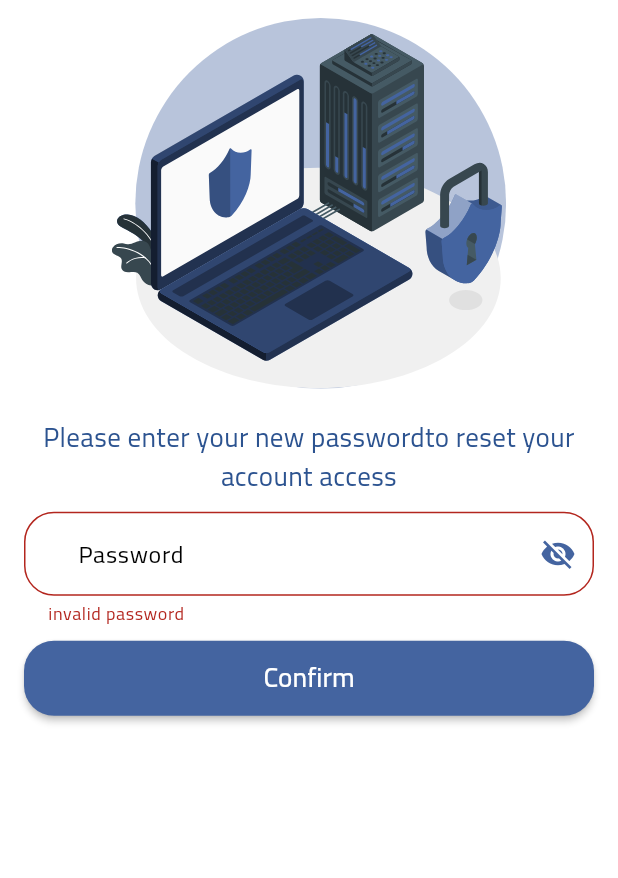
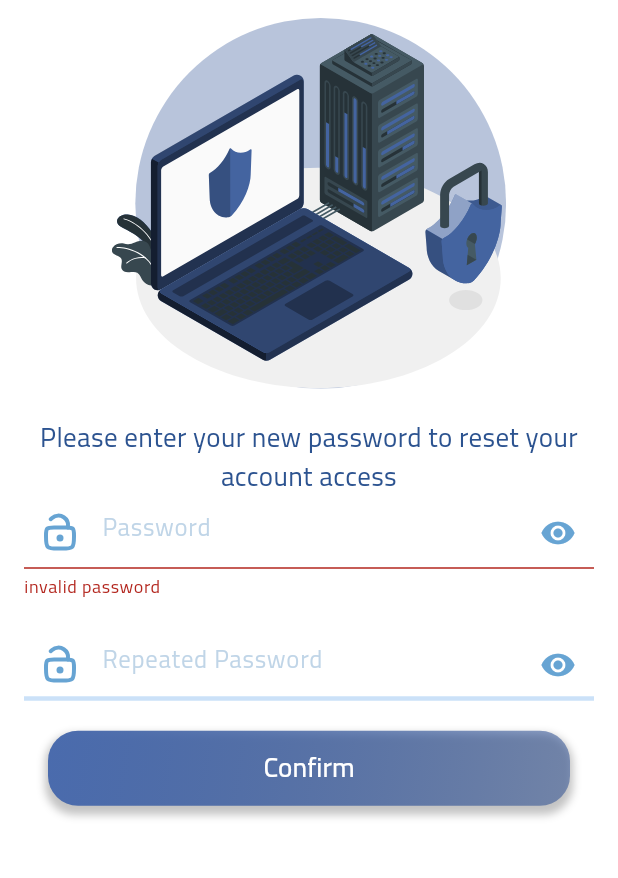
Before and after one commit to YousefHassan52/dentalmatching, a Flutter app: the ResetPasswordScreen screen opened by its route, after a tap on "Confirm", on a phone screen of 412 x 824 dp, the part 66-944 px from its top. Run offline on Flutter 3.47's test engine with Material 3 defaults, Android fonts, the light colour scheme and no system bars; our stand-ins replace connectivity_plus, dartz, flutter_svg, get, lottie, otp_text_field and 1 more; accounts and stored records are empty; statements that could not run were skipped.

Commit message:
AuthTextFormField and Forget Password screens done

```diff
--- a/lib/common_faetures/forget_password/check_email/view/check_email_for_forget.dart
+++ /dev/null
@@ -1,67 +0,0 @@
-import 'package:dentalmatching/core/constants/styles.dart';
-import 'package:dentalmatching/core/functions/validator.dart';
-import 'package:dentalmatching/features/common_faetures/forget_password/check_email/controller/check_email_forget_password_controller_imp.dart';
-import 'package:dentalmatching/features/common_faetures/login/view/widgets/auth_button.dart';
-import 'package:dentalmatching/features/common_faetures/login/view/widgets/textformfield.dart';
-import 'package:dentalmatching/features/common_faetures/login/view/widgets/welcome_text.dart';
-import 'package:flutter/material.dart';
-import 'package:flutter_svg/flutter_svg.dart';
-import 'package:get/get.dart';
-
-class CheckEmailForForgetPasswordScreen extends StatelessWidget {
-  const CheckEmailForForgetPasswordScreen({Key? key}) : super(key: key);
-
-  @override
-  Widget build(BuildContext context) {
-    CheckEmailForForgetPasswordControllerImp externalController =
-        Get.put(CheckEmailForForgetPasswordControllerImp());
-    return Scaffold(
-      backgroundColor: Colors.white,
-      appBar: AppBar(
-        backgroundColor: Colors.white,
-      ),
-      body: Container(
-        padding: const EdgeInsets.symmetric(horizontal: 16),
-        width: double.infinity,
-        child: SingleChildScrollView(
-          child: Form(
-            key: externalController.formKey,
-            child: Column(
-              crossAxisAlignment: CrossAxisAlignment.center,
-              children: [
-                ClipOval(
-                    child: CircleAvatar(
-                        radius: 50,
-                        child: SvgPicture.asset("assets/svg/logo.svg"))),
-                const Text(
-                  "Forget Password !!",
-                  style: Styles.textStyle16,
-                ),
-                Container(
-                    margin: const EdgeInsets.symmetric(vertical: 20),
-                    child: const AuthWelcomeText(
-                      welcomeText:
-                          "Write your Email and we will send to you a verification code",
-                    )),
-                AuthTextFormField(
-                  validator: (value) {
-                    return AppValidator.textFormFieldValidator(value!, "email");
-                  },
-                  text: "Email",
-                  icon: const Icon(Icons.email_rounded),
-                  fieldController: externalController.emailController,
-                  keyboardType: TextInputType.emailAddress,
-                ),
-                AuthButton(
-                    buttonText: "Check",
-                    onTap: () {
-                      externalController.checkEmail();
-                    }),
-              ],
-            ),
-          ),
-        ),
-      ),
-    );
-  }
-}
--- a/lib/core/constants/colors.dart
+++ b/lib/core/constants/colors.dart
@@ -2,7 +2,9 @@ import 'package:flutter/material.dart';
 
 class AppColors {
   static const Color mainColor = Color(0xFF4464A0);
+  static const Color secondColor = Color(0xFF67A4D3);
   static const Color blueTextColor = Color(0xff2C5390);
   static const Color blueLightTextColor = Color(0xff2C5390);
   static const Color greyTextColor = Color(0xFF808080);
+  static const Color userTextColor = Color.fromARGB(255, 104, 145, 211);
 }
--- a/lib/core/constants/themes.dart
+++ b/lib/core/constants/themes.dart
@@ -15,6 +15,9 @@ ThemeData arabicTheme = ThemeData(
     primaryColor: AppColors.mainColor);
 
 ThemeData mainAppTheme = ThemeData(
+    textSelectionTheme: const TextSelectionThemeData(
+      cursorColor: AppColors.secondColor,
+    ),
     primaryColor: AppColors.mainColor,
     useMaterial3: true,
     fontFamily: "Cairo",
--- a/lib/core/functions/validator.dart
+++ b/lib/core/functions/validator.dart
@@ -30,4 +30,11 @@ class AppValidator {
       }
     }
   }
+
+  static chechkPasswordMatching(
+      secondPasswordValue, String firstPasswordValue) {
+    if (secondPasswordValue.toString() != firstPasswordValue) {
+      return "Not Same Password";
+    }
+  }
 }
--- a/lib/features/common_faetures/forget_password/check_email/view/check_email_for_forget.dart
+++ b/lib/features/common_faetures/forget_password/check_email/view/check_email_for_forget.dart
@@ -3,7 +3,6 @@ import 'package:dentalmatching/core/functions/validator.dart';
 import 'package:dentalmatching/features/common_faetures/forget_password/check_email/controller/check_email_forget_password_controller_imp.dart';
 import 'package:dentalmatching/features/common_faetures/login/view/widgets/auth_button.dart';
 import 'package:dentalmatching/features/common_faetures/login/view/widgets/textformfield.dart';
-import 'package:dentalmatching/features/common_faetures/login/view/widgets/welcome_text.dart';
 import 'package:flutter/material.dart';
 import 'package:flutter_svg/flutter_svg.dart';
 import 'package:get/get.dart';
@@ -50,17 +49,29 @@ class CheckEmailForForgetPasswordScreen extends StatelessWidget {
                   style: Styles.textStyle16LightBlue,
                   textAlign: TextAlign.center,
                 ),
+                const SizedBox(
+                  height: 25,
+                ),
+                // AuthTextFormField(
+                //   validator: (value) {
+                //     return AppValidator.textFormFieldValidator(value!, "email");
+                //   },
+                //   text: "Email",
+                //   icon: Icon(Icons.email_rounded),
+                //   fieldController: externalController.emailController,
+                //   keyboardType: TextInputType.emailAddress,
+                // ),
                 AuthTextFormField(
-                  validator: (value) {
-                    return AppValidator.textFormFieldValidator(value!, "email");
-                  },
-                  text: "Email",
-                  icon: Icon(Icons.email_rounded),
-                  fieldController: externalController.emailController,
-                  keyboardType: TextInputType.emailAddress,
-                ),
+                    type: TextInputType.emailAddress,
+                    hint: "Email Address",
+                    icon: "assets/svg/email.svg",
+                    validator: (value) {
+                      return AppValidator.textFormFieldValidator(
+                          value!, "email");
+                    },
+                    fieldController: externalController.emailController),
                 const SizedBox(
-                  height: 10,
+                  height: 25,
                 ),
                 AuthButton(
                     buttonText: "Check",
--- a/lib/features/common_faetures/forget_password/reset_password/controller/reset_password_controller_imp.dart
+++ b/lib/features/common_faetures/forget_password/reset_password/controller/reset_password_controller_imp.dart
@@ -5,10 +5,11 @@ import 'package:get/get.dart';
 
 class ResetPasswordControllerImp extends ResetPasswordControllerAbstract {
   bool passwordOneVisibility = true;
-
-  late TextEditingController firstPassword;
+  bool passwordTwoVisibility = true;
   late String email;
 
+  late TextEditingController firstPasswordController;
+  late TextEditingController secondPasswordController;
   late GlobalKey<FormState> formKey;
 
   RequestStatus? requestStatus;
@@ -18,20 +19,26 @@ class ResetPasswordControllerImp extends ResetPasswordControllerAbstract {
   void onInit() {
     email = Get.arguments["email"];
     formKey = GlobalKey<FormState>();
-    firstPassword = TextEditingController();
+    firstPasswordController = TextEditingController();
+    secondPasswordController = TextEditingController();
     super.onInit();
   }
 
   @override
-  void changePasswordVisibility() {
-    passwordOneVisibility = !passwordOneVisibility;
+  void changePasswordVisibility({bool secondPass = false}) {
+    if (secondPass == false) {
+      passwordOneVisibility = !passwordOneVisibility;
+    } else if (secondPass == true) {
+      passwordTwoVisibility = !passwordTwoVisibility;
+    }
 
     update();
   }
 
   @override
   void resetPassword() async {
-    if (formKey.currentState!.validate()) {
+    if (formKey.currentState!.validate() &&
+        firstPasswordController.text == secondPasswordController.text) {
       // requestStatus = RequestStatus.LOADING;
       // var response = await restPasswordData.postData(
       //     email: email, password: firstPassword.text);
--- a/lib/features/common_faetures/forget_password/reset_password/view/reset_password_screen.dart
+++ b/lib/features/common_faetures/forget_password/reset_password/view/reset_password_screen.dart
@@ -1,4 +1,5 @@
 import 'package:dentalmatching/core/class/request_status.dart';
+import 'package:dentalmatching/core/constants/colors.dart';
 import 'package:dentalmatching/core/constants/styles.dart';
 import 'package:dentalmatching/core/functions/validator.dart';
 import 'package:dentalmatching/features/common_faetures/forget_password/reset_password/controller/reset_password_controller_imp.dart';
@@ -46,30 +47,95 @@ class ResetPasswordScreen extends StatelessWidget {
                   height: 20,
                 ),
                 const Text(
-                  "Please enter your new passwordto reset your account access ",
+                  "Please enter your new password to reset your account access ",
                   style: Styles.textStyle16LightBlue,
                   textAlign: TextAlign.center,
                 ),
+                // GetBuilder<ResetPasswordControllerImp>(
+                //     builder: (internalController) => AuthTextFormField(
+                //           validator: (value) {
+                //             return AppValidator.textFormFieldValidator(
+                //                 value!, "password");
+                //           },
+                //           text: "Password",
+                //           icon: IconButton(
+                //             onPressed: () {
+                //               internalController.changePasswordVisibility();
+                //             },
+                //             icon: internalController.passwordOneVisibility ==
+                //                     false
+                //                 ? const Icon(Icons.remove_red_eye)
+                //                 : const Icon(Icons.visibility_off),
+                //           ),
+                //           fieldController: internalController.firstPassword,
+                //           keyboardType: TextInputType.visiblePassword,
+                //           isPassword: !internalController.passwordOneVisibility,
+                //         )),
                 GetBuilder<ResetPasswordControllerImp>(
-                    builder: (internalController) => AuthTextFormField(
+                  builder: (internalController) => Column(
+                    children: [
+                      AuthTextFormField(
+                        isPassword: internalController.passwordOneVisibility,
+                        hint: "Password",
+                        icon: "assets/svg/unlock.svg",
+                        type: TextInputType.visiblePassword,
                         validator: (value) {
                           return AppValidator.textFormFieldValidator(
                               value!, "password");
                         },
-                          text: "Password",
-                          icon: IconButton(
+                        fieldController:
+                            internalController.firstPasswordController,
+                        icon2: IconButton(
                           onPressed: () {
                             internalController.changePasswordVisibility();
                           },
-                            icon: internalController.passwordOneVisibility ==
-                                    false
-                                ? const Icon(Icons.remove_red_eye)
-                                : const Icon(Icons.visibility_off),
+                          icon: internalController.passwordOneVisibility
+                              ? const Icon(
+                                  Icons.remove_red_eye,
+                                  color: AppColors.secondColor,
+                                )
+                              : const Icon(
+                                  Icons.visibility_off,
+                                  color: AppColors.secondColor,
                                 ),
-                          fieldController: internalController.firstPassword,
-                          keyboardType: TextInputType.visiblePassword,
-                          isPassword: !internalController.passwordOneVisibility,
-                        )),
+                        ),
+                      ),
+                      const SizedBox(
+                        height: 20,
+                      ),
+                      AuthTextFormField(
+                        isPassword: internalController.passwordTwoVisibility,
+                        hint: "Repeated Password",
+                        icon: "assets/svg/unlock.svg",
+                        type: TextInputType.visiblePassword,
+                        validator: (value) {
+                          return AppValidator.chechkPasswordMatching(value,
+                              internalController.firstPasswordController.text);
+                        },
+                        fieldController:
+                            internalController.secondPasswordController,
+                        icon2: IconButton(
+                          onPressed: () {
+                            internalController.changePasswordVisibility(
+                                secondPass: true);
+                          },
+                          icon: internalController.passwordTwoVisibility
+                              ? const Icon(
+                                  Icons.remove_red_eye,
+                                  color: AppColors.secondColor,
+                                )
+                              : const Icon(
+                                  Icons.visibility_off,
+                                  color: AppColors.secondColor,
+                                ),
+                        ),
+                      ),
+                    ],
+                  ),
+                ),
+                const SizedBox(
+                  height: 20,
+                ),
                 AuthButton(
                     buttonText: "Confirm",
                     onTap: () {
--- a/lib/features/common_faetures/forget_password/verify_email_code_for_forget/view/verify_forget_password_code_screen.dart
+++ b/lib/features/common_faetures/forget_password/verify_email_code_for_forget/view/verify_forget_password_code_screen.dart
@@ -1,4 +1,5 @@
 import 'package:dentalmatching/core/class/request_status.dart';
+import 'package:dentalmatching/core/constants/colors.dart';
 import 'package:dentalmatching/core/constants/styles.dart';
 import 'package:dentalmatching/features/common_faetures/forget_password/verify_email_code_for_forget/controller/verify_forget_password_code_controller_imp.dart';
 import 'package:dentalmatching/features/common_faetures/login/view/widgets/welcome_text.dart';
@@ -6,6 +7,7 @@ import 'package:flutter/material.dart';
 import 'package:flutter_svg/flutter_svg.dart';
 import 'package:get/get.dart';
 import 'package:otp_text_field/otp_field.dart';
+import 'package:otp_text_field/otp_field_style.dart';
 import 'package:otp_text_field/style.dart';
 
 class VerifyForgetPasswordCodeScreen extends StatelessWidget {
@@ -54,7 +56,7 @@ class VerifyForgetPasswordCodeScreen extends StatelessWidget {
               OTPTextField(
                   controller: externalController.verifyCodeController,
                   length: 5,
-                  width: MediaQuery.of(context).size.width,
+                  width: Get.width,
                   textFieldAlignment: MainAxisAlignment.spaceAround,
                   fieldWidth: 45,
                   fieldStyle: FieldStyle.box,
--- a/lib/features/common_faetures/login/view/widgets/auth_button.dart
+++ b/lib/features/common_faetures/login/view/widgets/auth_button.dart
@@ -15,13 +15,32 @@ class AuthButton extends StatelessWidget {
   Widget build(BuildContext context) {
     return MaterialButton(
       onPressed: onTap,
-      shape: RoundedRectangleBorder(borderRadius: BorderRadius.circular(20)),
-      color: AppColors.mainColor,
-      minWidth: Get.width,
-      height: 50,
-      child: Text(
-        buttonText,
-        style: const TextStyle(color: Colors.white, fontSize: 18),
+      child: Container(
+        alignment: Alignment.center,
+        width: double.infinity,
+        height: 50,
+        decoration: BoxDecoration(
+          borderRadius: BorderRadius.circular(20),
+          gradient: LinearGradient(
+              begin: Alignment.topLeft,
+              end: Alignment.bottomRight,
+              colors: [
+                Color(0xFF4A6BAD),
+                Color.fromRGBO(25, 63, 138, 0.48),
+              ]),
+          boxShadow: const [
+            BoxShadow(
+              color: Color(0xffC3C3C3),
+              spreadRadius: 2,
+              blurRadius: 4,
+              offset: Offset(0, 4), // changes position of shadow
+            ),
+          ],
+        ),
+        child: Text(
+          buttonText,
+          style: const TextStyle(color: Colors.white, fontSize: 18),
+        ),
       ),
     );
   }
--- a/lib/features/common_faetures/login/view/widgets/textformfield.dart
+++ b/lib/features/common_faetures/login/view/widgets/textformfield.dart
@@ -1,49 +1,84 @@
 import 'package:dentalmatching/core/constants/colors.dart';
 import 'package:flutter/material.dart';
+import 'package:flutter_svg/flutter_svg.dart';
 
 class AuthTextFormField extends StatelessWidget {
-  const AuthTextFormField(
-      {super.key,
-      required this.text,
+  final String? Function(String?) validator;
+  final TextEditingController fieldController;
+  final bool isPassword;
+
+  final String hint;
+  final String icon;
+  final Widget? icon2;
+  final TextInputType type;
+
+  const AuthTextFormField({
+    super.key,
+    required this.hint,
     required this.icon,
+    required this.type,
     this.isPassword = false,
+    this.icon2,
+    required this.validator,
     required this.fieldController,
-      required this.keyboardType,
-      required this.validator});
-  final String text;
-  final Widget icon;
-  final bool isPassword;
-  final TextEditingController fieldController;
-  final TextInputType keyboardType;
-  final String? Function(String?) validator;
+  });
 
   @override
   Widget build(BuildContext context) {
-    return Container(
-      margin: const EdgeInsets.symmetric(vertical: 10.0),
-      child: TextFormField(
+    double screenWidth = MediaQuery.of(context).size.width;
+
+    return TextFormField(
       controller: fieldController,
       validator: validator,
-        keyboardType: keyboardType,
       obscureText: isPassword,
-        cursorColor: AppColors.blueTextColor,
+      cursorColor: AppColors.secondColor,
+      keyboardType: type,
+      style: TextStyle(
+        color: AppColors.userTextColor,
+        fontSize: screenWidth * 0.04,
+      ),
       decoration: InputDecoration(
-          suffixIcon: icon,
-          suffixIconColor: AppColors.mainColor,
-          label: Container(
-              margin: const EdgeInsets.symmetric(horizontal: 20),
-              child: Text(
-                text,
-                style: const TextStyle(color: Colors.black),
-              )),
-          border: OutlineInputBorder(
-              borderSide: const BorderSide(color: Colors.black),
-              borderRadius: BorderRadius.circular(20)),
-          focusedBorder: OutlineInputBorder(
-              borderSide: const BorderSide(color: Colors.black),
-              borderRadius: BorderRadius.circular(20)),
+        prefixIcon: CustomSvgPicture(icon: icon),
+        suffixIcon: icon2,
+        hintText: hint,
+        hintStyle: TextStyle(
+          color: Color.fromARGB(100, 94, 148, 195),
+          fontSize: screenWidth * 0.04,
+        ),
+        enabledBorder: const UnderlineInputBorder(
+          borderSide: BorderSide(width: 3, color: Color(0xFFCBE1F8)),
+        ),
+        focusedBorder: const UnderlineInputBorder(
+          borderSide: BorderSide(width: 3, color: AppColors.secondColor),
         ),
       ),
     );
   }
 }
+
+class CustomSvgPicture extends StatelessWidget {
+  const CustomSvgPicture({
+    super.key,
+    required this.icon,
+  });
+
+  final String icon;
+
+  @override
+  Widget build(BuildContext context) {
+    return Container(
+      padding: const EdgeInsets.all(10),
+      child: SvgPicture.asset(
+        icon,
+        color: AppColors.secondColor,
+      ),
+    );
+  }
+}
+/*
+
+Icon(
+                icon2,
+                color: const Color.fromARGB(224, 94, 148, 195),
+                size: screenWidth * 0.08,
+              )*/
--- a/lib/routes.dart
+++ b/lib/routes.dart
@@ -13,7 +13,9 @@ List<GetPage> routes = [
       page: () => const OnboardingScreen(),
       middlewares: [FirstScreen()]),
   // GetPage(name: '/', page:()=>const TestScreen()),
-  GetPage(name: AppRoutes.login, page: () => const LoginScreen()),
+  GetPage(
+      name: AppRoutes.login,
+      page: () => const CheckEmailForForgetPasswordScreen()),
   // GetPage(name: AppRoutes.signup, page: () => const SignupScreen()),
 
   // forget password
```
Also changed, not shown: assets/svg/email.svg (added), assets/svg/unlock.svg (added), 1 other file. Lines whose indentation alone changed are shown as unchanged.
